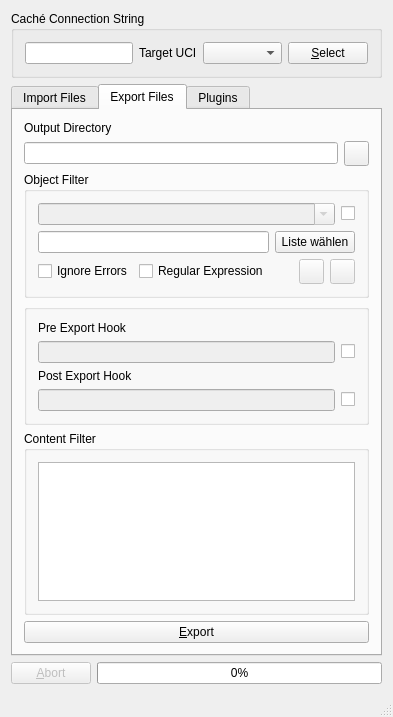
Old version of the form QtCacheTool/mainwindow.ui in the repository entwickler42/QtCache.
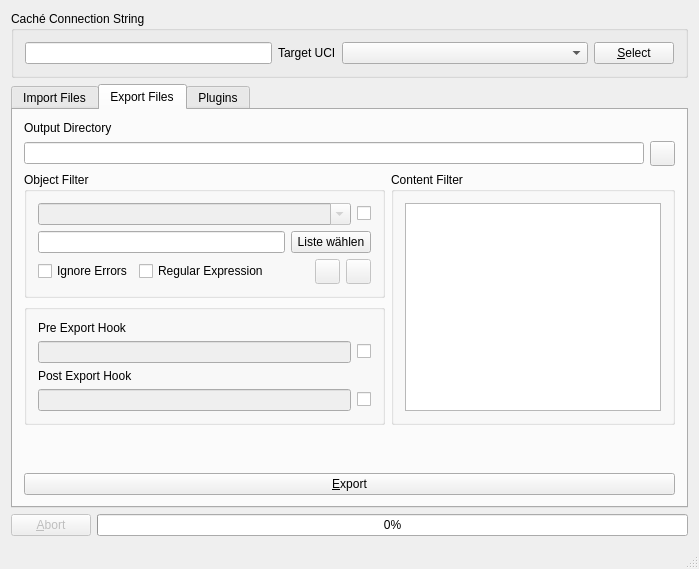
New version of the form. The open tabs and pages were chosen to show the change. Icons and pictures are not drawn.

Commit message: slightly nicer user interface

The edit to the form file:
```diff
--- a/QtCacheTool/mainwindow.ui
+++ b/QtCacheTool/mainwindow.ui
@@ -2,14 +2,6 @@
 <ui version="4.0">
  <class>MainWindow</class>
  <widget class="QMainWindow" name="MainWindow">
-  <property name="geometry">
-   <rect>
-    <x>0</x>
-    <y>0</y>
-    <width>393</width>
-    <height>717</height>
-   </rect>
-  </property>
   <property name="windowTitle">
    <string>Qt Caché Tool</string>
   </property>
@@ -311,7 +303,7 @@
        <attribute name="title">
         <string>Export Files</string>
        </attribute>
-       <layout class="QVBoxLayout" name="verticalLayout_13">
+       <layout class="QVBoxLayout" name="verticalLayout_14">
         <item>
          <layout class="QVBoxLayout" name="verticalLayout_7">
           <item>
@@ -348,6 +340,10 @@
          </layout>
         </item>
         <item>
+         <layout class="QHBoxLayout" name="horizontalLayout_14">
+          <item>
+           <layout class="QVBoxLayout" name="verticalLayout_13">
+            <item>
          <widget class="QGroupBox" name="groupBox_2">
           <property name="title">
            <string>Object Filter</string>
@@ -551,6 +547,8 @@
           </layout>
          </widget>
         </item>
+           </layout>
+          </item>
         <item>
          <widget class="QGroupBox" name="groupBox_5">
           <property name="title">
@@ -562,6 +560,8 @@
            </item>
           </layout>
          </widget>
+          </item>
+         </layout>
         </item>
         <item>
          <spacer name="verticalSpacer_2">
```
Left out of the diff: 2 changed lines with no effect on the pictures. Lines whose indentation alone changed are shown as unchanged.
